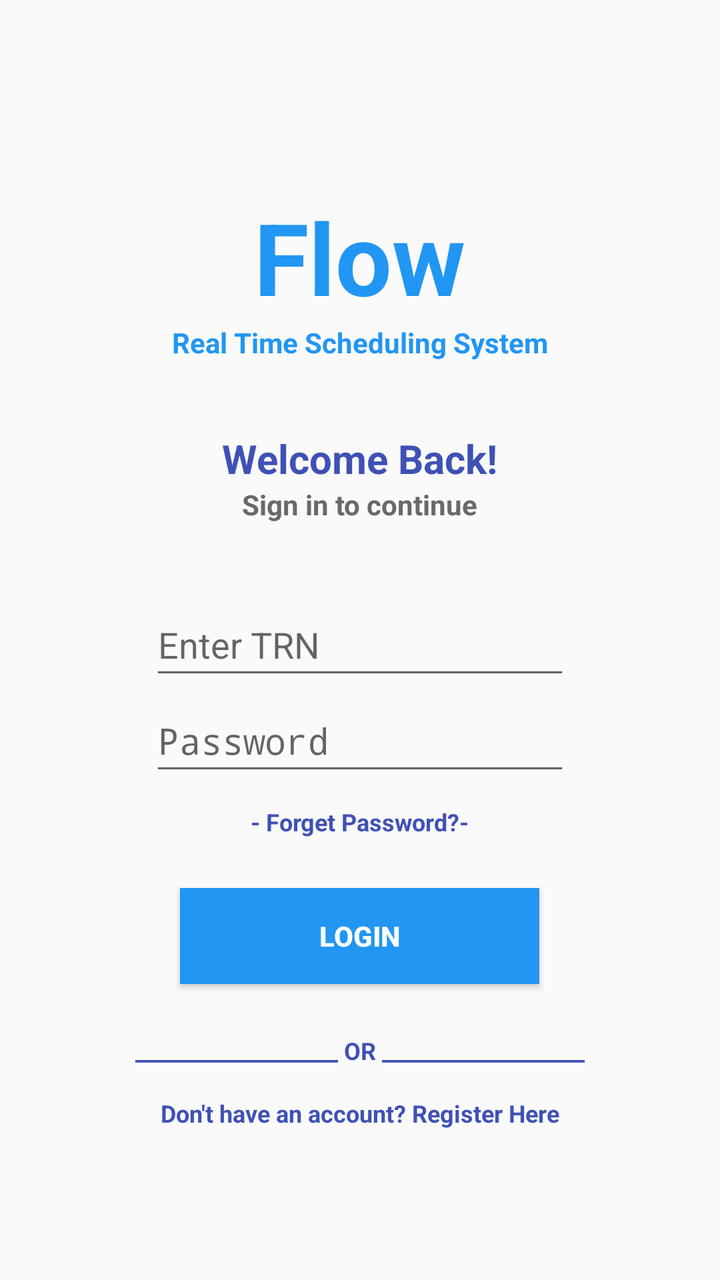
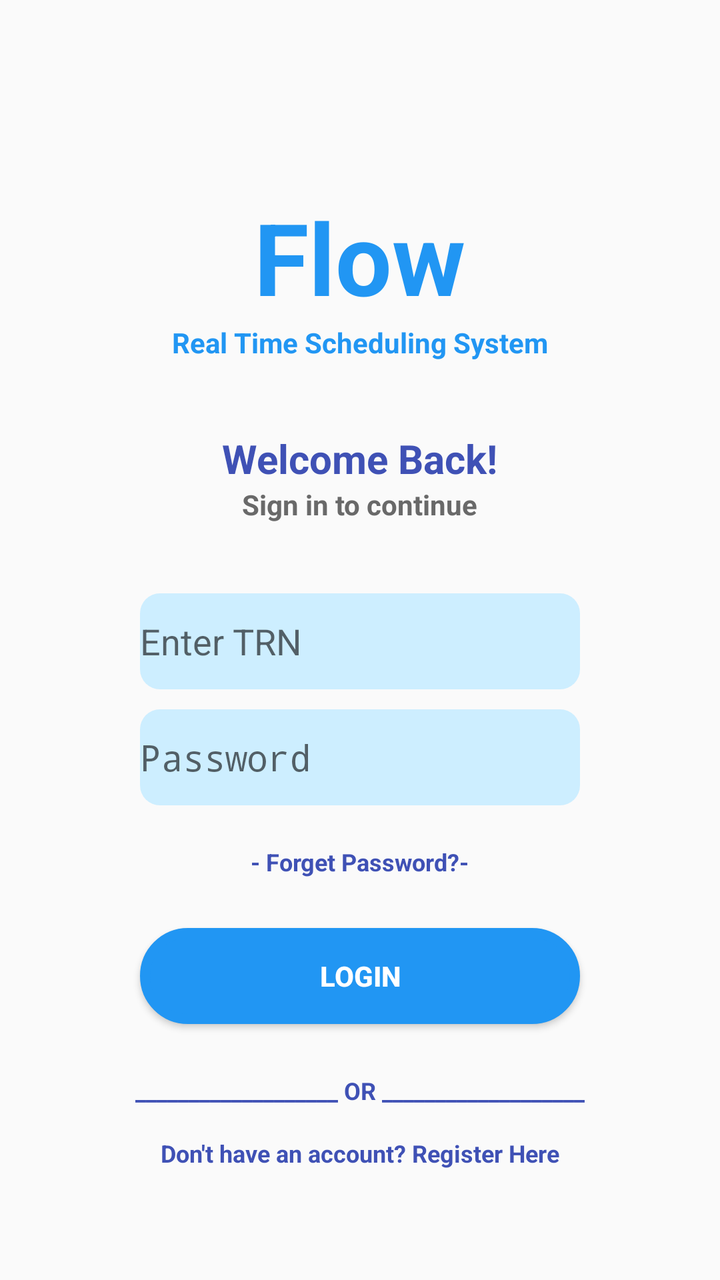

Before-and-after screenshots of an Android layout around one commit, followed by the original layout XML and the change that was made.
<!-- AndroidManifest.xml: application theme Theme.FlowApp -->
<!-- res/layout/login.xml -->
<?xml version="1.0" encoding="utf-8"?>
<LinearLayout xmlns:android="http://schemas.android.com/apk/res/android"
    xmlns:tools="http://schemas.android.com/tools"
    android:orientation="vertical"
    android:layout_width="match_parent"
    android:layout_height="match_parent">

    <TextView
        android:text="@string/flow_name"
        android:textSize="50sp"
        android:textColor="@color/blue"
        android:textStyle="bold"
        android:id="@+id/FlowName"
        android:layout_gravity="center"
        android:layout_width="wrap_content"
        android:layout_height="wrap_content"
        android:layout_marginTop="95dp"
        />

    <TextView
        android:text="@string/real_time"
        android:textColor="@color/blue"
        android:textStyle="bold"
        android:id="@+id/rtss"
        android:layout_gravity="center"
        android:layout_width="wrap_content"
        android:layout_height="wrap_content"
        />

    <TextView
        android:text="@string/welcome"
        android:textColor="@color/dark_blue"
        android:textSize="20sp"
        android:textStyle="bold"
        android:id="@+id/wb"
        android:layout_gravity="center"
        android:layout_width="wrap_content"
        android:layout_height="wrap_content"
        android:layout_marginTop="35dp"
        />

    <TextView
        android:text="@string/signToContinue"
        android:textColor="@color/dark_gray"
        android:textSize="14sp"
        android:textStyle="bold"
        android:id="@+id/signToContinue"
        android:layout_gravity="center"
        android:layout_width="wrap_content"
        android:layout_height="wrap_content"
        android:layout_marginBottom="35dp"
        />

    <EditText
        android:hint="@string/inputTRN"
        android:id="@+id/loginTRN"
        android:layout_width="wrap_content"
        android:layout_height="wrap_content"
        android:layout_gravity="center"
        android:ems="10"
        android:minHeight="48dp"
        android:inputType="number"
        android:autofillHints="username"
        />

    <EditText
        android:hint="@string/password"
        android:id="@+id/loginPassword"
        android:layout_width="wrap_content"
        android:layout_height="wrap_content"
        android:layout_gravity="center"
        android:ems="10"
        android:inputType="textPassword"
        android:minHeight="48dp"
        android:autofillHints="password"
        android:layout_marginBottom="10dp"
        />

    <TextView
        android:layout_width="wrap_content"
        android:layout_height="wrap_content"
        android:layout_gravity="center"
        android:text="@string/forget_pass"
        android:id="@+id/forgetPassBtn"
        android:textColor="@color/dark_blue"
        android:textSize="12sp"
        android:textStyle="bold"
        android:layout_marginBottom="25dp"
        />

    <Button
        android:text="@string/login"
        android:layout_width="wrap_content"
        android:layout_height="wrap_content"
        android:layout_gravity="center"
        android:textColor="@color/white"
        android:textStyle="bold"
        android:id="@+id/loginBtn"
        android:ems="11"
        android:background="@color/blue"
        android:layout_marginBottom="25dp"
        />

    <TextView
        android:id="@+id/orToRegister"
        android:layout_width="wrap_content"
        android:layout_height="wrap_content"
        android:layout_gravity="center"
        android:text="@string/orOption"
        android:textColor="@color/dark_blue"
        android:textSize="12sp"
        android:textStyle="bold"
        android:layout_marginBottom="15dp"
        />

    <TextView
        android:text="@string/noAccount"
        android:id="@+id/registerBtn"
        android:layout_width="wrap_content"
        android:layout_height="wrap_content"
        android:layout_gravity="center"
        android:textColor="@color/dark_blue"
        android:textSize="12sp"
        android:textStyle="bold"
        android:layout_marginBottom="15dp"
        />

</LinearLayout>
<!-- resources referenced by this layout -->
<resources>
  <color name="blue">#2196F3</color>
  <color name="dark_blue">#3F51B5</color>
  <color name="dark_gray">#696969</color>
  <color name="white">#FFFFFFFF</color>
  <string name="flow_name">Flow</string>
  <string name="forget_pass">- Forget Password?- </string>
  <string name="inputTRN">Enter TRN</string>
  <string name="login">Login</string>
  <string name="noAccount">Don\'t have an account? Register Here</string>
  <string name="orOption">___________________   OR   ___________________</string>
  <string name="password">Password</string>
  <string name="real_time">Real Time Scheduling System</string>
  <string name="signToContinue">Sign in to continue</string>
  <string name="welcome">Welcome Back!</string>
  <style name="Theme.FlowApp" parent="android:Theme.Material.Light.NoActionBar">
          <item name="colorPrimary">@color/dark_blue</item>
          <item name="colorPrimaryVariant">@color/dark_blue</item>
      </style>
</resources>

<!-- the commit's change to res/layout/login.xml (unified diff, before → after) -->
@@ -1,6 +1,5 @@
 <?xml version="1.0" encoding="utf-8"?>
 <LinearLayout xmlns:android="http://schemas.android.com/apk/res/android"
-    xmlns:tools="http://schemas.android.com/tools"
     android:orientation="vertical"
     android:layout_width="match_parent"
     android:layout_height="match_parent">
@@ -59,7 +58,9 @@
         android:layout_gravity="center"
         android:ems="10"
         android:minHeight="48dp"
+        android:background="@drawable/input_fields_design"
         android:inputType="number"
+        android:layout_marginBottom="10dp"
         android:autofillHints="username"
         />
 
@@ -72,8 +73,9 @@
         android:ems="10"
         android:inputType="textPassword"
         android:minHeight="48dp"
+        android:background="@drawable/input_fields_design"
         android:autofillHints="password"
-        android:layout_marginBottom="10dp"
+        android:layout_marginBottom="20dp"
         />
 
     <TextView
@@ -89,17 +91,15 @@
         />
 
     <Button
-        android:text="@string/login"
+        android:id="@+id/loginBtn"
         android:layout_width="wrap_content"
         android:layout_height="wrap_content"
         android:layout_gravity="center"
+        android:layout_marginBottom="25dp"
+        android:background="@drawable/blue_round_corner_button"
+        android:text="@string/login"
         android:textColor="@color/white"
-        android:textStyle="bold"
-        android:id="@+id/loginBtn"
-        android:ems="11"
-        android:background="@color/blue"
-        android:layout_marginBottom="25dp"
-        />
+        android:textStyle="bold" />
 
     <TextView
         android:id="@+id/orToRegister"
<!-- resource entries referenced after the edit -->
@@ -4,6 +4,52 @@
   <color name="dark_blue">#3F51B5</color>
   <color name="dark_gray">#696969</color>
   <color name="white">#FFFFFFFF</color>
+  <!-- drawable blue_round_corner_button (drawable) -->
+  <?xml version="1.0" encoding="utf-8"?>
+  <shape xmlns:android="http://schemas.android.com/apk/res/android" android:shape="rectangle" >
+      <corners
+          android:radius="30dp"
+          />
+      <solid
+          android:color="@color/blue"
+          />
+      <padding
+          android:left="0dp"
+          android:top="0dp"
+          android:right="0dp"
+          android:bottom="0dp"
+          />
+      <size
+          android:width="220dp"
+          android:height="40dp"
+          />
+      <stroke
+          android:width="5dp"
+          android:color="#2196F3"
+          />
+  </shape>
+  <!-- drawable input_fields_design (drawable) -->
+  <?xml version="1.0" encoding="utf-8"?>
+  <shape xmlns:android="http://schemas.android.com/apk/res/android"
+      android:shape="rectangle">
+      <corners
+          android:radius="10dp"
+          />
+      <solid android:color="@color/input_field"/>
+      <padding
+          android:left="0dp"
+          android:top="0dp"
+          android:right="0dp"
+          android:bottom="0dp" />
+      <size
+          android:width="220dp"
+          android:height="40dp" />
+      <stroke
+          android:width="0dp"
+          android:color="#7693B3"
+          />
+  
+  </shape>
   <string name="flow_name">Flow</string>
   <string name="forget_pass">- Forget Password?- </string>
   <string name="inputTRN">Enter TRN</string>
@@ -18,5 +64,6 @@
           <item name="colorPrimary">@color/dark_blue</item>
           <item name="colorPrimaryVariant">@color/dark_blue</item>
       </style>
+  <color name="input_field">#CDEEFF</color>
 </resources>
 
